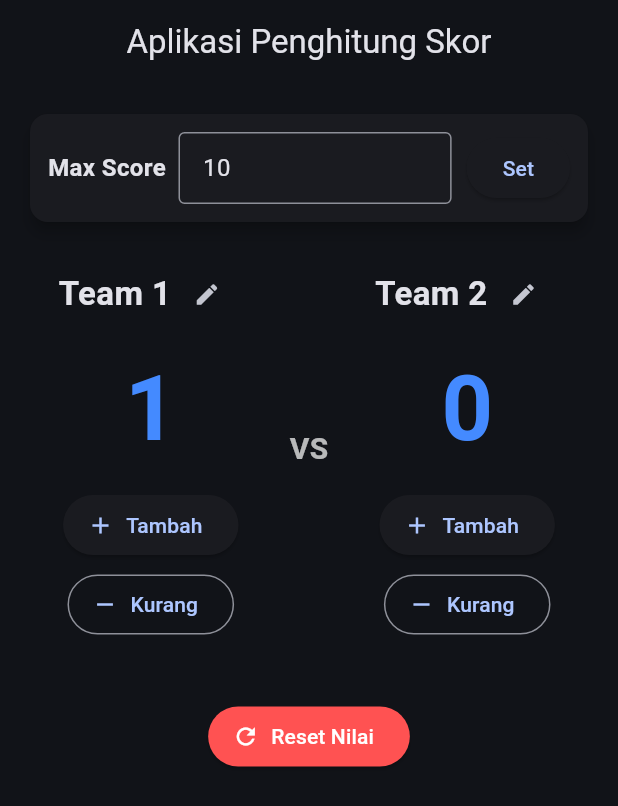
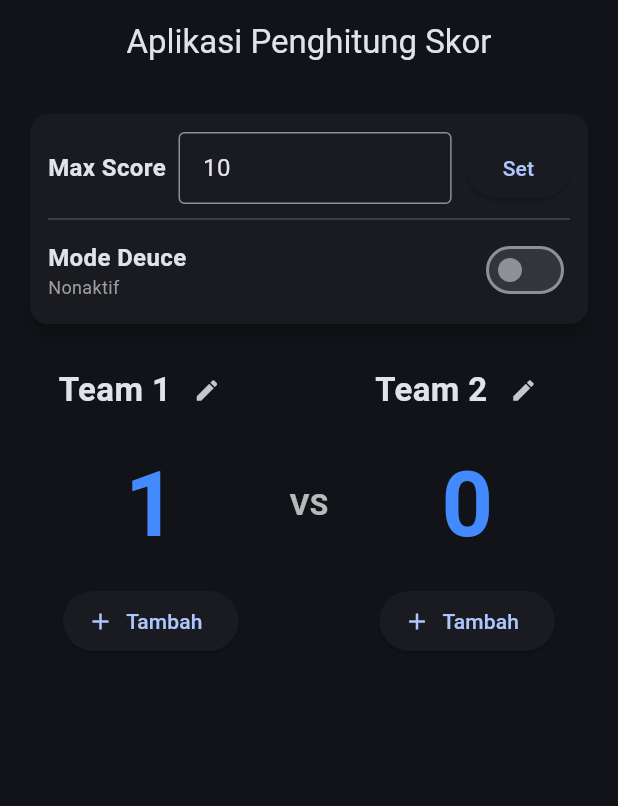
Before and after one commit to h1mh1m/counterScore, a Flutter app: the screen it shows after launch, after a tap on "Tambah", on a phone screen of 412 x 824 dp. Shown: the top 806 px of the screen. Run offline on Flutter 3.47's test engine with Material 3 defaults, Android fonts, the phone set to English and light mode, and no system bars.

Commit message:
Tambah fitur deuce

```diff
--- a/lib/main.dart
+++ b/lib/main.dart
@@ -35,34 +35,29 @@ class ScoreHomePageState extends State<ScoreHomePage> {
   int scoreTeamDua = 0;
   String TeamSatu = "Team 1";
   String TeamDua = "Team 2";
-  int MaxNilai = 10; //default value
+  int MaxNilai = 10;
+  bool isDeuceAktif = false; // toggle deuce
   final TextEditingController MaxControllerScore = TextEditingController(
     text: "10",
   );
 
   void incrementScoreTeamSatu() {
     setState(() {
-      if (scoreTeamSatu < MaxNilai) scoreTeamSatu++;
+      bool deuce = isDeuceAktif &&
+          scoreTeamSatu >= MaxNilai &&
+          scoreTeamDua >= MaxNilai;
+      if (scoreTeamSatu < MaxNilai || deuce) scoreTeamSatu++;
       checkWinner();
     });
   }
 
   void incrementScoreTeamDua() {
     setState(() {
-      if (scoreTeamDua < MaxNilai) scoreTeamDua++;
+      bool deuce = isDeuceAktif &&
+          scoreTeamSatu >= MaxNilai &&
+          scoreTeamDua >= MaxNilai;
+      if (scoreTeamDua < MaxNilai || deuce) scoreTeamDua++;
       checkWinner();
-    });
-  }
-
-  void decrementScoreTeamSatu() {
-    setState(() {
-      if (scoreTeamSatu > 0) scoreTeamSatu--;
-    });
-  }
-
-  void decrementScoreTeamDua() {
-    setState(() {
-      if (scoreTeamDua > 0) scoreTeamDua--;
     });
   }
 
@@ -77,7 +72,6 @@ class ScoreHomePageState extends State<ScoreHomePage> {
     final controller = TextEditingController(
       text: isTeamSatu ? TeamSatu : TeamDua,
     );
-
     showDialog(
       context: context,
       builder: (context) => AlertDialog(
@@ -118,13 +112,32 @@ class ScoreHomePageState extends State<ScoreHomePage> {
   }
 
   void checkWinner() {
-    setState(() {
+    if (isDeuceAktif) {
+      // Mode deuce aktif
+      bool deuce = scoreTeamSatu >= MaxNilai && scoreTeamDua >= MaxNilai;
+      if (deuce) {
+        // Harus unggul 2 poin
+        if ((scoreTeamSatu - scoreTeamDua).abs() >= 2) {
+          String winner =
+              scoreTeamSatu > scoreTeamDua ? TeamSatu : TeamDua;
+          WinnerDialog(winner);
+        }
+      } else {
+        if (scoreTeamSatu == MaxNilai && scoreTeamSatu > scoreTeamDua) {
+          WinnerDialog(TeamSatu);
+        } else if (scoreTeamDua == MaxNilai &&
+            scoreTeamDua > scoreTeamSatu) {
+          WinnerDialog(TeamDua);
+        }
+      }
+    } else {
+      // Mode normal tanpa deuce
       if (scoreTeamSatu == MaxNilai && scoreTeamSatu > scoreTeamDua) {
         WinnerDialog(TeamSatu);
       } else if (scoreTeamDua == MaxNilai && scoreTeamDua > scoreTeamSatu) {
         WinnerDialog(TeamDua);
       }
-    });
+    }
   }
 
   void WinnerDialog(String team) {
@@ -153,27 +166,36 @@ class ScoreHomePageState extends State<ScoreHomePage> {
         MaxNilai = parsed;
         resetScore();
       });
-      ScaffoldMessenger.of(context)
-          .showSnackBar(SnackBar(content: Text("Maksimal skor $MaxNilai ")));
+      ScaffoldMessenger.of(context).showSnackBar(
+          SnackBar(content: Text("Maksimal skor $MaxNilai")));
     }
   }
 
   @override
   Widget build(BuildContext context) {
+    // Cek kondisi deuce sedang terjadi
+    bool isDeuceTerjadi = isDeuceAktif &&
+        scoreTeamSatu >= MaxNilai &&
+        scoreTeamDua >= MaxNilai;
+
     return Scaffold(
       appBar: AppBar(
         title: const Text("Aplikasi Penghitung Skor"),
         centerTitle: true,
       ),
       body: SingleChildScrollView(
-        padding: EdgeInsets.all(16.0),
+        padding: const EdgeInsets.all(16.0),
         child: Column(
           children: [
+            // --- Card Max Score ---
             Card(
               elevation: 4,
               child: Padding(
                 padding: const EdgeInsets.all(12.0),
-                child: Row(
+                child: Column(
+                  children: [
+                    // Baris Max Score
+                    Row(
                       children: [
                         const Text(
                           "Max Score  ",
@@ -199,9 +221,78 @@ class ScoreHomePageState extends State<ScoreHomePage> {
                         ),
                       ],
                     ),
+
+                    const Divider(height: 20),
+
+                    // Baris Toggle Deuce
+                    Row(
+                      mainAxisAlignment: MainAxisAlignment.spaceBetween,
+                      children: [
+                        Column(
+                          crossAxisAlignment: CrossAxisAlignment.start,
+                          children: [
+                            const Text(
+                              "Mode Deuce",
+                              style: TextStyle(
+                                fontSize: 16,
+                                fontWeight: FontWeight.bold,
                               ),
                             ),
-            const SizedBox(height: 20),
+                            Text(
+                              isDeuceAktif
+                                  ? "Aktif — harus unggul 2 poin"
+                                  : "Nonaktif",
+                              style: TextStyle(
+                                fontSize: 12,
+                                color: isDeuceAktif
+                                    ? Colors.amber
+                                    : Colors.grey,
+                              ),
+                            ),
+                          ],
+                        ),
+                        Switch(
+                          value: isDeuceAktif,
+                          activeColor: Colors.amber,
+                          onChanged: (value) {
+                            setState(() {
+                              isDeuceAktif = value;
+                              resetScore();
+                            });
+                          },
+                        ),
+                      ],
+                    ),
+                  ],
+                ),
+              ),
+            ),
+
+            const SizedBox(height: 16),
+
+            // --- Banner DEUCE! ---
+            if (isDeuceTerjadi)
+              Container(
+                width: double.infinity,
+                padding: const EdgeInsets.symmetric(vertical: 10),
+                margin: const EdgeInsets.only(bottom: 12),
+                decoration: BoxDecoration(
+                  color: Colors.amber.withOpacity(0.15),
+                  borderRadius: BorderRadius.circular(10),
+                  border: Border.all(color: Colors.amber, width: 1.5),
+                ),
+                child: const Text(
+                  "⚡ DEUCE! Harus unggul 2 poin untuk menang!",
+                  textAlign: TextAlign.center,
+                  style: TextStyle(
+                    fontSize: 14,
+                    fontWeight: FontWeight.bold,
+                    color: Colors.amber,
+                  ),
+                ),
+              ),
+
+            // --- Papan Skor ---
             Row(
               mainAxisAlignment: MainAxisAlignment.spaceEvenly,
               children: [
@@ -229,10 +320,12 @@ class ScoreHomePageState extends State<ScoreHomePage> {
                       const SizedBox(height: 10),
                       Text(
                         '$scoreTeamSatu',
-                        style: const TextStyle(
+                        style: TextStyle(
                           fontSize: 60,
                           fontWeight: FontWeight.bold,
-                          color: Colors.blueAccent,
+                          color: isDeuceTerjadi
+                              ? Colors.amber
+                              : Colors.blueAccent,
                         ),
                       ),
                       const SizedBox(height: 10),
@@ -241,23 +334,17 @@ class ScoreHomePageState extends State<ScoreHomePage> {
                         icon: const Icon(Icons.add),
                         label: const Text("Tambah"),
                       ),
-                      const SizedBox(height: 5),
-                      OutlinedButton.icon(
-                        onPressed: decrementScoreTeamSatu,
-                        icon: const Icon(Icons.remove),
-                        label: const Text("Kurang"),
-                      ),
                     ],
                   ),
                 ),
-                const Padding(
-                  padding: EdgeInsets.symmetric(horizontal: 8),
+                Padding(
+                  padding: const EdgeInsets.symmetric(horizontal: 8),
                   child: Text(
                     "VS",
                     style: TextStyle(
                       fontSize: 20,
                       fontWeight: FontWeight.bold,
-                      color: Colors.white70,
+                      color: isDeuceTerjadi ? Colors.amber : Colors.white70,
                     ),
                   ),
                 ),
@@ -285,10 +372,12 @@ class ScoreHomePageState extends State<ScoreHomePage> {
                       const SizedBox(height: 10),
                       Text(
                         '$scoreTeamDua',
-                        style: const TextStyle(
+                        style: TextStyle(
                           fontSize: 60,
                           fontWeight: FontWeight.bold,
-                          color: Colors.blueAccent,
+                          color: isDeuceTerjadi
+                              ? Colors.amber
+                              : Colors.blueAccent,
                         ),
                       ),
                       const SizedBox(height: 10),
@@ -297,18 +386,16 @@ class ScoreHomePageState extends State<ScoreHomePage> {
                         icon: const Icon(Icons.add),
                         label: const Text("Tambah"),
                       ),
-                      const SizedBox(height: 5),
-                      OutlinedButton.icon(
-                        onPressed: decrementScoreTeamDua,
-                        icon: const Icon(Icons.remove),
-                        label: const Text("Kurang"),
-                      ),
                     ],
                   ),
                 ),
               ],
             ),
+
             const SizedBox(height: 40),
+
+            // --- Tombol Reset ---
+            if (scoreTeamSatu >= MaxNilai || scoreTeamDua >= MaxNilai)
               ElevatedButton.icon(
                 style: ElevatedButton.styleFrom(
                   backgroundColor: Colors.redAccent,
```
Lines whose indentation alone changed are shown as unchanged.
